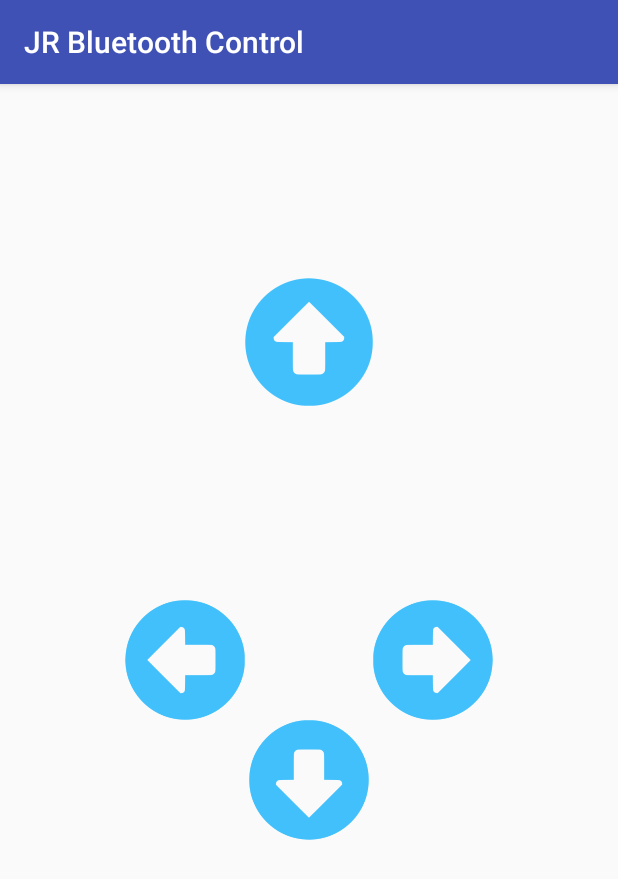
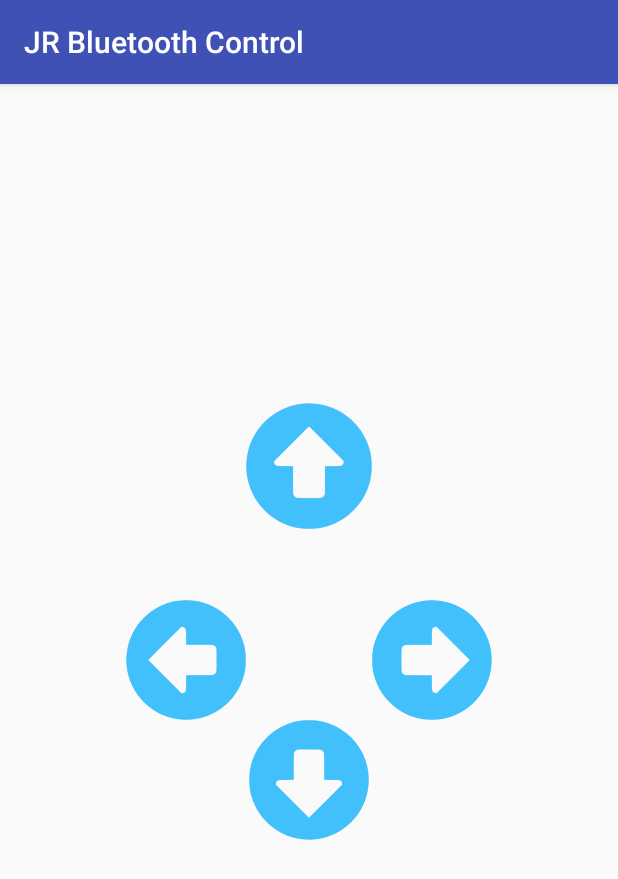
Before and after one commit to JustRobotics/JR-Bluetooth-Control, an Android app: the ControllerActivity screen opened directly, with no data from a screen before it, on a phone screen of 412 x 824 dp. Shown: the top 879 px of the screen. Run offline under Robolectric (Android 15) with nearby library versions, the phone set to English and light mode, and no system bars.

Commit message:
First Commit

```diff
--- a/app/src/main/res/layout/activity_controller.xml
+++ b/app/src/main/res/layout/activity_controller.xml
@@ -12,14 +12,14 @@
         android:layout_height="fill_parent"
     >
 
-
         <ImageView
             android:id="@+id/up"
-            android:layout_width="85dp"
-            android:layout_height="91dp"
+            android:layout_width="84dp"
+            android:layout_height="96dp"
             android:layout_above="@+id/left"
             android:layout_alignParentTop="true"
             android:layout_centerHorizontal="true"
+            android:layout_marginTop="165dp"
             android:background="?attr/selectableItemBackgroundBorderless"
             android:clickable="true"
             app:srcCompat="@drawable/up" />
```
Also changed, not shown: 1 other file.
